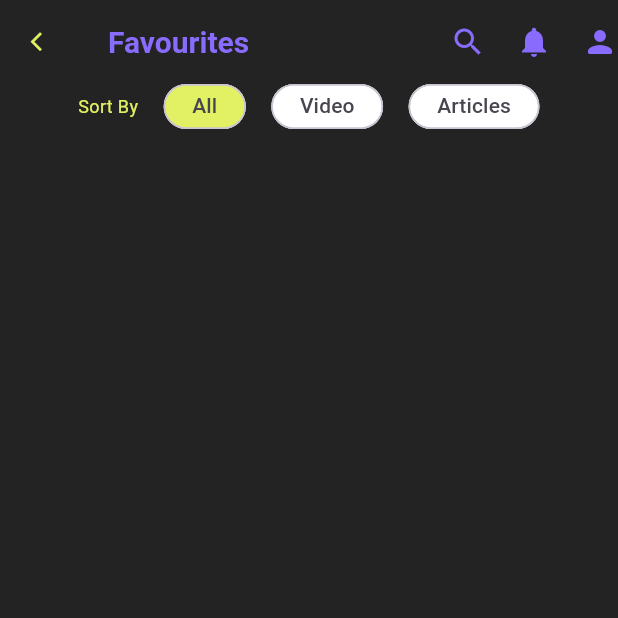
After one commit to maaz-afridi20/fit_body, a Flutter app: the FavouritesScreen screen opened directly, on a phone screen of 412 x 824 dp, the top half of it. The commit adds this screen. Run offline on Flutter 3.47's test engine with Material 3 defaults, Android fonts, the phone set to English and light mode, and no system bars; our stand-ins replace flutter_animate, flutter_screenutil, get, shared_preferences, smooth_page_indicator, velocity_x; accounts and stored records are empty.

Commit message:
adding choice chips in favoureites screen

```diff
--- /dev/null
+++ b/lib/AppComons/widgets/chips/choice_chips.dart
@@ -0,0 +1,22 @@
+import 'package:fit_body/Utils/constants/exports.dart';
+
+class ChoiceChipsWidget extends StatelessWidget {
+  const ChoiceChipsWidget(
+      {super.key, required this.chipTitle, this.backgroundColor});
+  final String chipTitle;
+  final Color? backgroundColor;
+
+  @override
+  Widget build(BuildContext context) {
+    return SizedBox(
+      height: 30.h,
+      child: Chip(
+        padding: const EdgeInsets.only(left: 10.0, right: 10, bottom: 5),
+        backgroundColor: backgroundColor ?? Colors.white,
+        label: Text(chipTitle),
+        shape:
+            RoundedRectangleBorder(borderRadius: BorderRadius.circular(23.r)),
+      ),
+    );
+  }
+}
--- a/lib/Features/gym/controllers/home_controllers/navbar_controller.dart
+++ b/lib/Features/gym/controllers/home_controllers/navbar_controller.dart
@@ -10,7 +10,7 @@ class NavbarController extends GetxController {
   List<Widget> screenList = const [
     HomeNavBar(),
     SizedBox(),
-    SizedBox(),
+    FavouritesScreen(),
     MainProfileScreen(),
   ];
 }
--- /dev/null
+++ b/lib/Features/gym/favourites/favourites.dart
@@ -0,0 +1,47 @@
+import 'package:fit_body/Utils/constants/exports.dart';
+
+class FavouritesScreen extends StatelessWidget {
+  const FavouritesScreen({super.key});
+
+  @override
+  Widget build(BuildContext context) {
+    return Scaffold(
+      backgroundColor: MColors.balckColor,
+      appBar: MAppbar(
+        appbarTitle: "Favourites",
+        action: [
+          Row(
+            mainAxisSize: MainAxisSize.min,
+            mainAxisAlignment: MainAxisAlignment.spaceEvenly,
+            children: [
+              const Icon(Icons.search, color: MColors.darkPurpleColor),
+              MHelperFunctions.giveWidth(20.w),
+              const Icon(Icons.notifications, color: MColors.darkPurpleColor),
+              MHelperFunctions.giveWidth(20.w),
+              const Icon(Icons.person_rounded, color: MColors.darkPurpleColor),
+            ],
+          )
+        ],
+      ),
+      body: Column(
+        children: [
+          Row(
+            children: [
+              MHelperFunctions.giveWidth(17.w),
+              Text('Sort By',
+                  style: MTextStyles.mNormalStyle(
+                      fontSize: 12.sp, color: MColors.yellowishColor)),
+              MHelperFunctions.giveWidth(17.w),
+              const ChoiceChipsWidget(
+                  chipTitle: "All", backgroundColor: MColors.yellowishColor),
+              MHelperFunctions.giveWidth(17.w),
+              const ChoiceChipsWidget(chipTitle: "Video"),
+              MHelperFunctions.giveWidth(17.w),
+              const ChoiceChipsWidget(chipTitle: "Articles"),
+            ],
+          )
+        ],
+      ).px(35.w),
+    );
+  }
+}
--- a/lib/Features/gym/screens/home/widgets/navbar.dart
+++ b/lib/Features/gym/screens/home/widgets/navbar.dart
@@ -14,6 +14,7 @@ class NavBarWidget extends StatelessWidget {
             showUnselectedLabels: false,
             elevation: 0,
             selectedItemColor: MColors.yellowishColor,
+            type: BottomNavigationBarType.fixed,
             currentIndex: controller.currentIndex.value,
             backgroundColor: MColors.purpleColor,
             onTap: (value) {
--- a/lib/Utils/constants/exports.dart
+++ b/lib/Utils/constants/exports.dart
@@ -69,3 +69,5 @@ export 'package:fit_body/Features/personalization/widgets/user_body_info_row_con
 export 'package:fit_body/Features/personalization/widgets/profile_listile.dart';
 export 'package:fit_body/Features/personalization/screens/edit_profile.dart';
 export 'package:fit_body/Features/personalization/widgets/edit_profile_form.dart';
+export 'package:fit_body/Features/gym/favourites/favourites.dart';
+export 'package:fit_body/AppComons/widgets/chips/choice_chips.dart';
```
